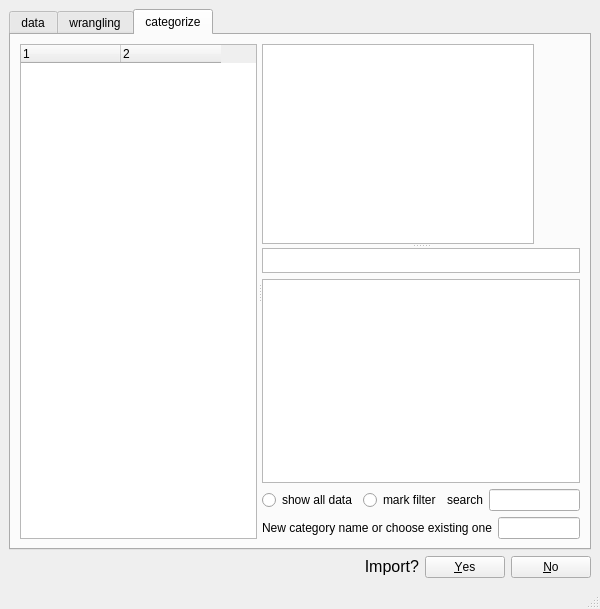
Above: qt_gui/main_window.ui from zielaskowski/banking before the change. Below: the same form after it.
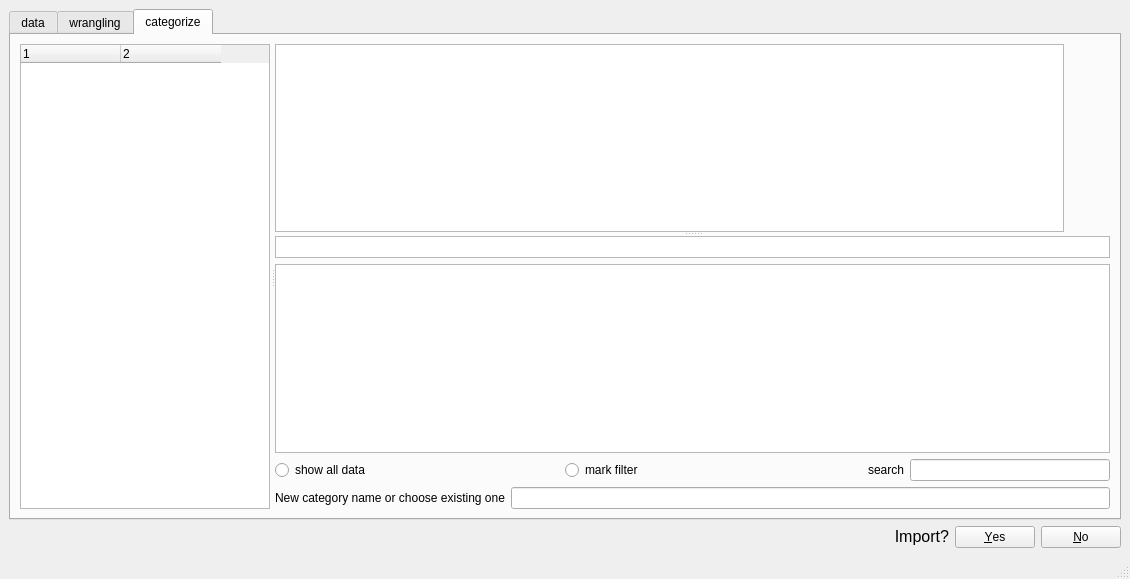
That is the form after the change. Icons and pictures are not drawn.

Commit message: categorizing done? time for GUI

```diff
--- a/qt_gui/main_window.ui
+++ b/qt_gui/main_window.ui
@@ -6,8 +6,8 @@
    <rect>
     <x>0</x>
     <y>0</y>
-    <width>600</width>
-    <height>609</height>
+    <width>1130</width>
+    <height>579</height>
    </rect>
   </property>
   <property name="sizePolicy">
```
The commit also changes 3 other files.
